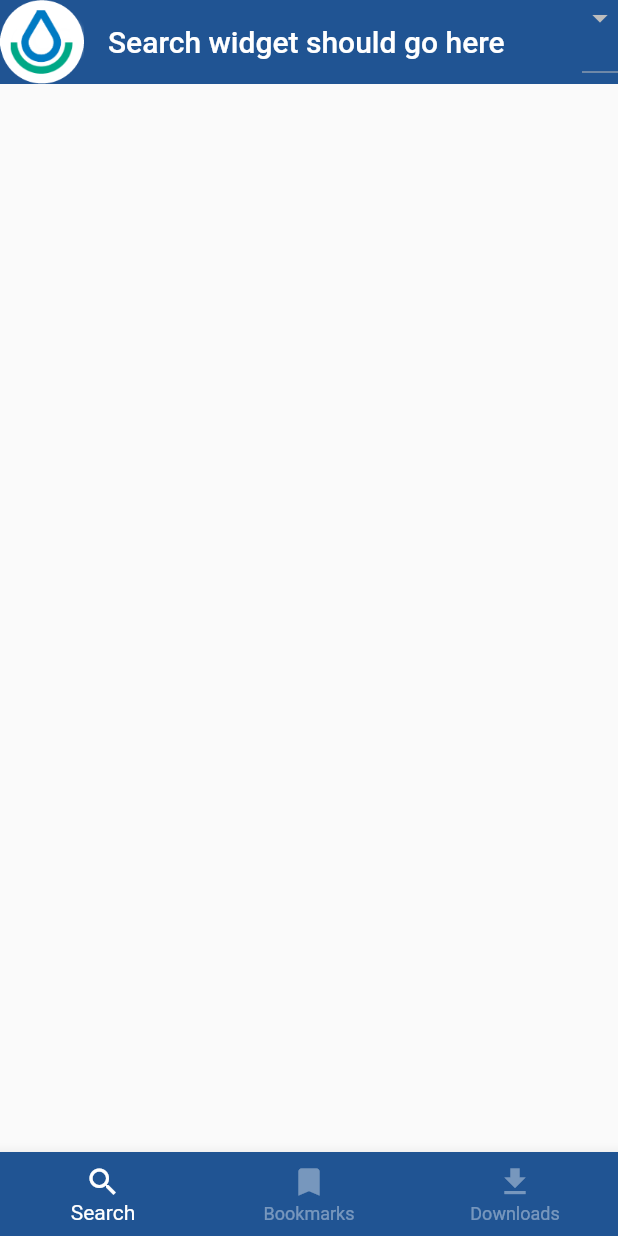
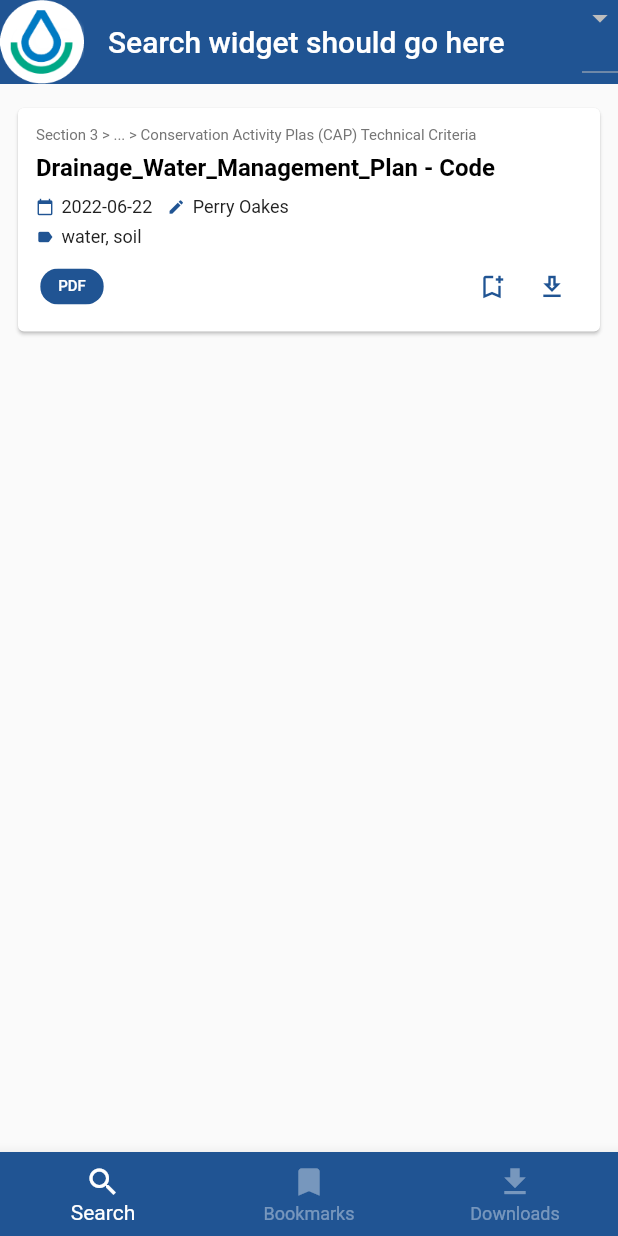
Before and after one commit to g33kidd/fotg-flutter, a Flutter app: the SearchScreen screen opened by its route, on a phone screen of 412 x 824 dp. Run offline on Flutter 3.47's test engine with Material 2 defaults, Android fonts, the light colour scheme and no system bars; our stand-ins replace dio, flutter_riverpod; missing offline and left inert: dio_logging_interceptor; statements that could not run were skipped.

Commit message:
Create document card

```diff
--- a/lib/screens/search.dart
+++ b/lib/screens/search.dart
@@ -3,6 +3,7 @@ import 'package:flutter_riverpod/flutter_riverpod.dart';
 import 'package:fotg/constants.dart';
 import 'package:fotg/model/state.dart';
 import 'package:fotg/providers.dart';
+import 'package:fotg/widgets/document/document_card.dart';
 import 'package:fotg/widgets/search/search_box.dart';
 import 'package:fotg/widgets/states/state_selection_dropdown.dart';
 
@@ -21,7 +22,9 @@ class SearchScreen extends ConsumerWidget {
         title: Text("Search widget should go here"),
         leading: Image.asset("assets/NRCS-WaterdropRoundLogo.png"),
       ),
-      body: const Card(),
+      body: Column(
+        children: [const DocumentCard()],
+      ),
       bottomNavigationBar: BottomNavigationBar(
         backgroundColor: NrcsBlue,
         fixedColor: Colors.white,
--- a/lib/widgets/card/card.dart
+++ /dev/null
@@ -1,12 +0,0 @@
-import 'package:flutter/material.dart';
-import 'package:flutter/src/foundation/key.dart';
-import 'package:flutter/src/widgets/framework.dart';
-
-class MyWidget extends StatelessWidget {
-  const MyWidget({Key? key}) : super(key: key);
-
-  @override
-  Widget build(BuildContext context) {
-    return const Text("hello");
-  }
-}
--- /dev/null
+++ b/lib/widgets/document/document_author.dart
@@ -0,0 +1,30 @@
+import 'package:flutter/material.dart';
+import 'package:fotg/constants.dart';
+
+class DocumentAuthor extends StatelessWidget {
+  final String author;
+
+  const DocumentAuthor({Key? key, required this.author}) : super(key: key);
+
+  @override
+  Widget build(BuildContext context) {
+    return Row(
+      mainAxisAlignment: MainAxisAlignment.start,
+      crossAxisAlignment: CrossAxisAlignment.center,
+      children: [
+        const Icon(
+          Icons.create,
+          size: 12,
+          color: NrcsBlue,
+        ),
+        const SizedBox(
+          width: 5,
+        ),
+        Text(
+          author,
+          style: TextStyle(color: Colors.grey[900], fontSize: 12),
+        )
+      ],
+    );
+  }
+}
--- /dev/null
+++ b/lib/widgets/document/document_card.dart
@@ -0,0 +1,94 @@
+import 'package:flutter/material.dart';
+import 'package:fotg/constants.dart';
+import 'package:fotg/widgets/document/document_author.dart';
+import 'package:fotg/widgets/document/document_keywords.dart';
+import 'package:fotg/widgets/document/document_path.dart';
+import 'package:fotg/widgets/document/document_pub_date.dart';
+import 'package:fotg/widgets/document/document_title.dart';
+import 'package:fotg/widgets/document/document_type.dart';
+
+class DocumentCard extends StatelessWidget {
+  const DocumentCard({Key? key}) : super(key: key);
+
+  @override
+  Widget build(BuildContext context) {
+    return Card(
+        color: Colors.white,
+        margin: const EdgeInsets.fromLTRB(12.0, 16.0, 12.0, 0),
+        child: InkWell(
+          splashColor: Colors.blue.withAlpha(30),
+          onTap: () {
+            debugPrint("Card tapped");
+          },
+          child: Padding(
+            padding: const EdgeInsets.fromLTRB(12, 12, 12, 10),
+            child: Column(
+              crossAxisAlignment: CrossAxisAlignment.stretch,
+              children: <Widget>[
+                const DocumentPath(
+                  path:
+                      "Section 3 > ... > Conservation Activity Plas (CAP) Technical Criteria",
+                ),
+                const SizedBox(
+                  height: 6.0,
+                ),
+                const DocumentTitle(
+                  title: "Drainage_Water_Management_Plan - Code",
+                ),
+                const SizedBox(
+                  height: 10.0,
+                ),
+                Row(
+                  children: const <Widget>[
+                    DocumentPubDate(
+                      displayDate: "2022-06-22",
+                    ),
+                    SizedBox(
+                      width: 10,
+                    ),
+                    DocumentAuthor(
+                      author: "Perry Oakes",
+                    ),
+                  ],
+                ),
+                const SizedBox(
+                  height: 6.0,
+                ),
+                const DocumentKeywords(
+                  keywords: "water, soil",
+                ),
+                const SizedBox(
+                  height: 6.0,
+                ),
+                Row(
+                  children: <Widget>[
+                    DocumentType(
+                      type: "PDF",
+                    ),
+                    Spacer(),
+                    IconButton(
+                      onPressed: () {},
+                      icon: Icon(
+                        Icons.bookmark_add_outlined,
+                        color: NrcsBlue,
+                        size: 20,
+                      ),
+                      visualDensity: VisualDensity.compact,
+                    ),
+                    IconButton(
+                      onPressed: () {},
+                      icon: Icon(
+                        Icons.download_outlined,
+                        color: NrcsBlue,
+                        size: 20,
+                      ),
+                      visualDensity: VisualDensity.compact,
+                    )
+                  ],
+                ),
+              ],
+            ),
+          ),
+        ));
+  }
+}
--- /dev/null
+++ b/lib/widgets/document/document_icon.dart
@@ -0,0 +1,14 @@
+import 'package:flutter/material.dart';
+
+class DocumentIcon extends StatelessWidget {
+  const DocumentIcon({Key? key}) : super(key: key);
+
+  @override
+  Widget build(BuildContext context) {
+    return Icon(
+      Icons.file_present,
+      color: Colors.grey[500],
+      size: 20,
+    );
+  }
+}
--- /dev/null
+++ b/lib/widgets/document/document_keywords.dart
@@ -0,0 +1,30 @@
+import 'package:flutter/material.dart';
+import 'package:fotg/constants.dart';
+
+class DocumentKeywords extends StatelessWidget {
+  final String keywords;
+
+  const DocumentKeywords({Key? key, required this.keywords}) : super(key: key);
+
+  @override
+  Widget build(BuildContext context) {
+    return Row(
+      mainAxisAlignment: MainAxisAlignment.start,
+      crossAxisAlignment: CrossAxisAlignment.center,
+      children: [
+        const Icon(
+          Icons.label,
+          size: 12,
+          color: NrcsBlue,
+        ),
+        const SizedBox(
+          width: 5,
+        ),
+        Text(
+          keywords,
+          style: TextStyle(color: Colors.grey[900], fontSize: 12),
+        )
+      ],
+    );
+  }
+}
--- /dev/null
+++ b/lib/widgets/document/document_path.dart
@@ -0,0 +1,17 @@
+import 'package:flutter/material.dart';
+
+class DocumentPath extends StatelessWidget {
+  final String path;
+
+  const DocumentPath({Key? key, required this.path}) : super(key: key);
+
+  @override
+  Widget build(BuildContext context) {
+    return Text(
+      path,
+      style: TextStyle(color: Colors.grey[600], fontSize: 10),
+      overflow: TextOverflow.ellipsis,
+      softWrap: false,
+    );
+  }
+}
--- /dev/null
+++ b/lib/widgets/document/document_pub_date.dart
@@ -0,0 +1,31 @@
+import 'package:flutter/material.dart';
+import 'package:fotg/constants.dart';
+
+class DocumentPubDate extends StatelessWidget {
+  final String displayDate;
+
+  const DocumentPubDate({Key? key, required this.displayDate})
+      : super(key: key);
+
+  @override
+  Widget build(BuildContext context) {
+    return Row(
+      mainAxisAlignment: MainAxisAlignment.start,
+      crossAxisAlignment: CrossAxisAlignment.center,
+      children: [
+        const Icon(
+          Icons.calendar_today,
+          size: 12,
+          color: NrcsBlue,
+        ),
+        const SizedBox(
+          width: 5,
+        ),
+        Text(
+          displayDate,
+          style: TextStyle(color: Colors.grey[900], fontSize: 12),
+        )
+      ],
+    );
+  }
+}
--- /dev/null
+++ b/lib/widgets/document/document_title.dart
@@ -0,0 +1,18 @@
+import 'package:flutter/material.dart';
+
+class DocumentTitle extends StatelessWidget {
+  final String title;
+
+  const DocumentTitle({Key? key, required this.title}) : super(key: key);
+
+  @override
+  Widget build(BuildContext context) {
+    return Text(
+      title,
+      style: const TextStyle(
+          color: Colors.black, fontWeight: FontWeight.bold, fontSize: 16),
+      overflow: TextOverflow.clip,
+      softWrap: false,
+    );
+  }
+}
--- /dev/null
+++ b/lib/widgets/document/document_type.dart
@@ -0,0 +1,19 @@
+import 'package:flutter/material.dart';
+import 'package:fotg/constants.dart';
+
+class DocumentType extends StatelessWidget {
+  final String type;
+  const DocumentType({Key? key, required this.type}) : super(key: key);
+
+  @override
+  Widget build(BuildContext context) {
+    return Chip(
+      label: Text(
+        type,
+        style: TextStyle(fontSize: 10, color: Colors.white),
+      ),
+      backgroundColor: NrcsBlue,
+      visualDensity: VisualDensity(horizontal: 0, vertical: -4),
+    );
+  }
+}
```
